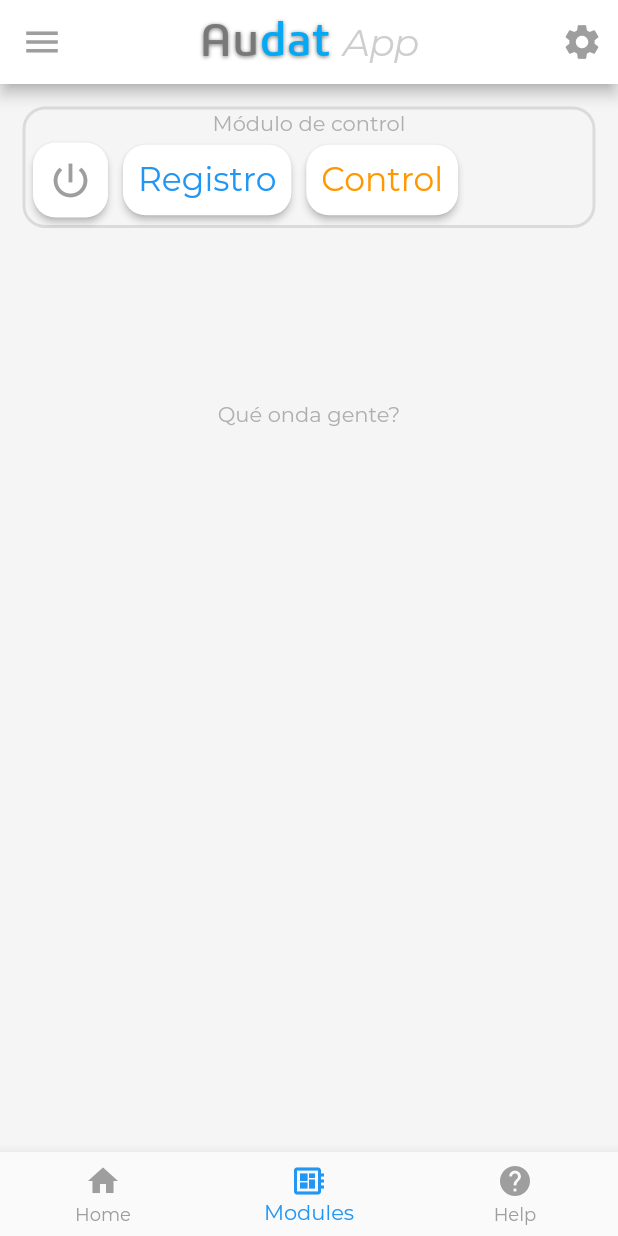
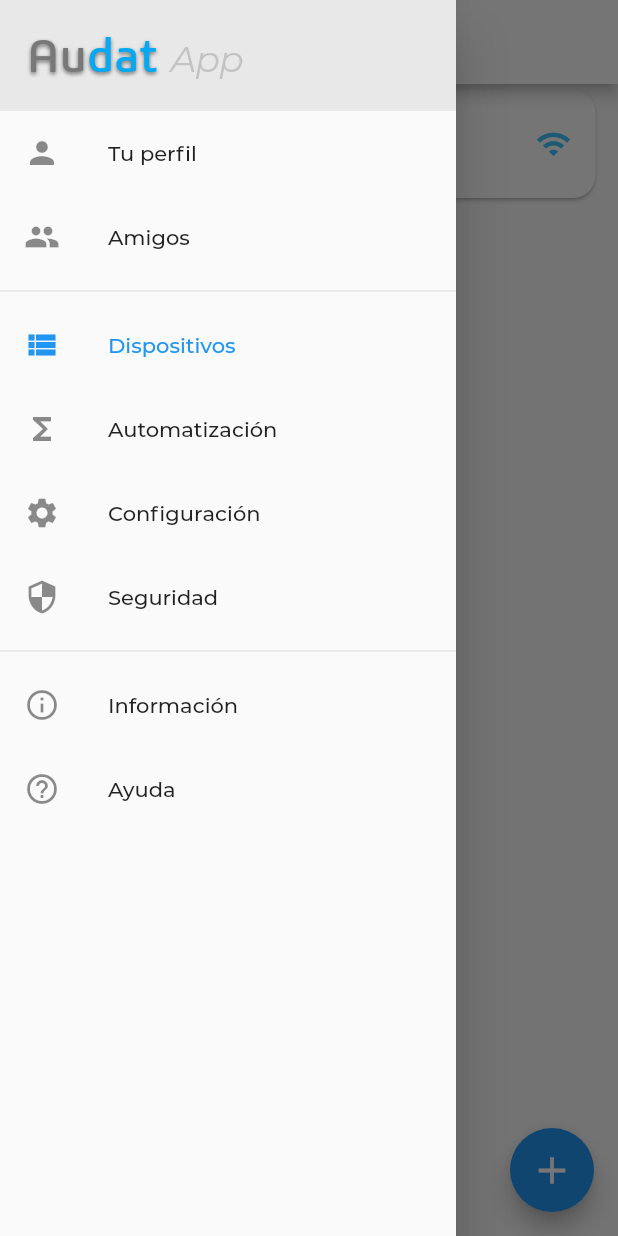
Before and after one commit to Rafdal/project-flutter-audat, a Flutter app: the screen it shows after launch, with the side drawer open (before the commit the screen has no drawer), on a phone screen of 412 x 824 dp. Run offline on Flutter 3.47's test engine with Material 2 defaults, Android fonts, the phone set to English and light mode, and no system bars; our stand-ins replace flutter_spinkit, get_it; network calls fail.

Commit message:
FrontEnd renovado!

```diff
--- a/lib/frontend/classes/AudatButtonData.dart
+++ b/lib/frontend/classes/AudatButtonData.dart
@@ -4,37 +4,47 @@ class AudatButtonData {
 
   final EdgeInsetsGeometry paddingInt, paddingExt;
   final double radius;
+  final double textSize;
   final Color textColor;
   final Color background;
+  final bool outlined;
 
   AudatButtonData({
     this.radius = 8,
+    this.textSize = 18,
     this.paddingExt = const EdgeInsets.all(0),
     this.paddingInt = const EdgeInsets.all(0),
     this.textColor = Colors.grey,
     this.background = Colors.white,
+    this.outlined = false,
   });
 
   const AudatButtonData.only({
     this.paddingInt = const EdgeInsets.all(0),
     this.paddingExt = const EdgeInsets.all(0),
     this.radius = 8,
+    this.textSize = 18,
     this.textColor = Colors.grey,
     this.background = Colors.grey,
+    this.outlined = false,
   });
 
   AudatButtonData copyWith({
     EdgeInsetsGeometry paddingInt, paddingExt,
     double radius,
+    double textSize,
     Color textColor,
     Color background,
+    Color outlined,
   }) {
     return AudatButtonData.only(
       paddingInt: paddingInt ?? this.paddingInt,
       paddingExt: paddingExt ?? this.paddingExt,
       radius: radius ?? this.radius,
+      textSize: textSize ?? this.textSize,
       textColor: textColor ?? this.textColor,
       background: background ?? this.background,
+      outlined: outlined ?? this.outlined,
     );
   }
 
--- a/lib/frontend/screens/modulos_page/modulos_page.dart
+++ b/lib/frontend/screens/Modulos/modulos_page/modulos_page.dart
@@ -1,11 +1,8 @@
-import 'dart:collection';
-import 'dart:convert';
-
 import 'package:flutter/material.dart';
 import 'package:get_it/get_it.dart';
-import 'package:test_flutter_websockets/backend/ModuleControl/ModuleControl.dart';
 import 'package:test_flutter_websockets/backend/websocket.dart';
 import 'package:test_flutter_websockets/frontend/classes/AudatButtonData.dart';
+import 'package:test_flutter_websockets/frontend/screens/Modulos/modulos_page/widgets/ModuloCard.dart';
 import 'package:test_flutter_websockets/frontend/widgets/AudatButton.dart';
 
 class ModulosPage extends StatefulWidget {
@@ -16,23 +13,103 @@ class ModulosPage extends StatefulWidget {
 class _ModulosPageState extends State<ModulosPage> {
 
   AudatButtonData btnData = AudatButtonData(
-    radius: 15,
-    paddingExt: EdgeInsets.all(5),
-    paddingInt: EdgeInsets.all(10),
+    paddingInt: EdgeInsets.all(4),
+    paddingExt: EdgeInsets.symmetric(horizontal: 5),
+    outlined: true,
+    background: null,
+    textSize: 14
   );
 
   WebSocket ws = GetIt.I<WebSocket>();
 
+  int count = 1;
+
+  ScrollController _scrollController = ScrollController(initialScrollOffset: 0);
+
   @override
   void initState() {
     super.initState();
-
   }
 
   @override
   Widget build(BuildContext context) {
+    return Scaffold(
+      floatingActionButton: FloatingActionButton(
+        onPressed: (){},
+        child: Icon(Icons.add, size: 30,),
+      ),
+      body: Container(child: Column(
+        children: <Widget>[
+          Visibility(
+            visible: false,
+            child: Container(
+              color: Color.fromRGBO(220, 220, 220, 1),
+              height: 45,
+              child: Padding(
+                padding: const EdgeInsets.only(left: 10, right: 10),
+                child: Row(
+                  mainAxisAlignment: MainAxisAlignment.spaceBetween,
+                  crossAxisAlignment: CrossAxisAlignment.center,
+                  children: <Widget>[
+                    AudatButton(
+                      child: Row(
+                        children: <Widget>[
+                          Icon(Icons.check),
+                          Text('Seleccionar'),
+                        ],
+                      ),
+                      onPressed: (){},
+                      audatButtonData: btnData,
+                    ),
+                    AudatButton(
+                      child: Row(
+                        children: <Widget>[
+                          Icon(Icons.add),
+                          Text('Agregar'),
+                        ],
+                      ),
+                      onPressed: (){},
+                      audatButtonData: btnData,
+                    ),
+                  ],
+                ),
+              ),
+            ),
+          ),
+          Expanded(
+            child: Container(
+              child: Scrollbar(
+                isAlwaysShown: true,
+                controller: _scrollController,
+                child: ListView.builder(
+                  physics: BouncingScrollPhysics(),
+                  controller: _scrollController,
+                  itemCount: count+1,
+                  itemBuilder: (BuildContext context, int index) {
+                    if (count == index) {
+                      return SizedBox(height: 70,);
+                    } else {
+                      return ModuloCard();
+                    }
+                 },
+                ),
+              ),
+            ),
+          ),
+        ],
+      ),),
+    );
+  }
+}
 
-    return Container(
+
+
+
+
+
+
+/*
+Container(
       child: Column(children: <Widget>[
         Padding(
           padding: const EdgeInsets.all(15.0),
@@ -95,5 +172,5 @@ class _ModulosPageState extends State<ModulosPage> {
         Text('Qué onda gente?', style: TextStyle(color: Colors.grey.withOpacity(0.8)),)
       ],),
     );
-  }
-}
+
+ */
--- /dev/null
+++ b/lib/frontend/screens/Modulos/modulos_page/widgets/ModuloCard.dart
@@ -0,0 +1,76 @@
+import 'package:flutter/material.dart';
+import 'package:test_flutter_websockets/frontend/classes/showPage.dart';
+import 'package:test_flutter_websockets/frontend/screens/Modulos/modulos_control_page/modulos_control_page.dart';
+import 'package:test_flutter_websockets/frontend/widgets/FocusedMenu/focused_menu.dart';
+import 'package:test_flutter_websockets/frontend/widgets/FocusedMenu/modals.dart';
+
+
+
+class ModuloCard extends StatefulWidget {
+  @override
+  _ModuloCardState createState() => _ModuloCardState();
+}
+
+class _ModuloCardState extends State<ModuloCard> {
+  @override
+  Widget build(BuildContext context) {
+
+    return FocusedMenuHolder(
+      menuWidth: 200,
+      // blurSize: 1,
+      // blurBackgroundColor: Colors.white.withOpacity(0.1),
+      blurSize: 6,
+      child: Card(
+        color: Colors.white,
+        elevation: 1,
+        margin: EdgeInsets.fromLTRB(8, 4, 15, 12),
+        shape: RoundedRectangleBorder(borderRadius: BorderRadius.circular(15)),
+        child: Container(
+          child: ListTile(
+            dense: false,
+            // contentPadding: EdgeInsets.zero,
+            title: Text('Casa Zarate', style: TextStyle(color: Colors.black54, fontWeight: FontWeight.w500,)),
+            subtitle: Text('Central de control', style: TextStyle(color: Colors.grey),),
+            leading: Container(
+              width: 60,
+              height: 60,
+              child: Placeholder(color: Colors.grey,)
+            ),
+            trailing: Icon(Icons.wifi, color: Colors.lightBlueAccent,),
+            onTap: (){
+              showPage(context, ModulosControlPage());
+            },
+          ),
+        ),
+      ),
+      menuItems: <FocusedMenuItem>[
+        FocusedMenuItem(
+          title: Text('Info', style: TextStyle(color: Colors.black, fontWeight: FontWeight.w400),),
+          trailingIcon: Icon(Icons.info_outline, color: Colors.black54,),
+          onPressed: (){}
+        ),
+        FocusedMenuItem(
+          title: Text('Agregar módulo', style: TextStyle(color: Colors.black, fontWeight: FontWeight.w400),),
+          trailingIcon: Icon(Icons.add, color: Colors.black54,),
+          onPressed: (){}
+        ),
+        FocusedMenuItem(
+          title: Text('Editar', style: TextStyle(color: Colors.black, fontWeight: FontWeight.w400),),
+          trailingIcon: Icon(Icons.edit, color: Colors.black54,),
+          onPressed: (){}
+        ),
+        FocusedMenuItem(
+          title: Text('Configurar', style: TextStyle(color: Colors.black, fontWeight: FontWeight.w400),),
+          trailingIcon: Icon(Icons.settings, color: Colors.black54,),
+          onPressed: (){}
+        ),
+        FocusedMenuItem(
+          title: Text('Eliminar', style: TextStyle(color: Colors.red, fontWeight: FontWeight.w600),),
+          trailingIcon: Icon(Icons.delete, color: Colors.red,),
+          // backgroundColor: Colors.redAccent.withOpacity(0.6),
+          onPressed: (){},
+        ),
+      ]
+    );
+  }
+}
--- a/lib/frontend/screens/home_page/home_page.dart
+++ b/lib/frontend/screens/home_page/home_page.dart
@@ -3,7 +3,7 @@ import 'package:flutter/material.dart';
 import 'package:test_flutter_websockets/frontend/screens/home_page/widgets/AppBarTitle.dart';
 import 'package:test_flutter_websockets/frontend/screens/home_page/widgets/MenuButton.dart';
 import 'package:test_flutter_websockets/frontend/screens/home_page/widgets/SettingsButton.dart';
-import 'package:test_flutter_websockets/frontend/screens/modulos_page/modulos_page.dart';
+import 'package:test_flutter_websockets/frontend/screens/Modulos/modulos_page/modulos_page.dart';
 import 'package:test_flutter_websockets/frontend/widgets/AudatButton.dart';
 
 class HomePage extends StatefulWidget {
@@ -15,66 +15,85 @@ class HomePage extends StatefulWidget {
 
 class _HomePageState extends State<HomePage> {
 
-  // Controlador de pagina
-  int _currentIndex = 1;
-  PageController _pageController;
-    @override
-  void initState() {
-    super.initState();
-    _pageController = PageController(initialPage: 1);
-  }
-  @override
-  void dispose() {
-    _pageController.dispose();
-    super.dispose();
-  }
+  int menuId = 2;
 
   @override
   Widget build(BuildContext context) {
     return Scaffold(
       appBar: AppBar(
-        title: AppBarTitle(), centerTitle: true, backgroundColor: Colors.white,
-        actions: <Widget>[SettingsButton()],
-        leading: MenuButton(),
+        title: Text('Dispositivos', style: TextStyle(color: Colors.grey),), centerTitle: true, backgroundColor: Colors.white,
+        // actions: <Widget>[SettingsButton()],
+        iconTheme: IconThemeData(color: Colors.grey),
+        // leading: MenuButton(),
       ),
-      body: SizedBox.expand(
-        child: PageView(
-          physics: NeverScrollableScrollPhysics(),
-          controller: _pageController,
-          onPageChanged: (index) {
-            setState(() => _currentIndex = index);
-          },
+      body: ModulosPage(),
+      backgroundColor: Color.fromRGBO(245, 245, 245, 1),
+      drawerEdgeDragWidth: 35,
+      drawer: Drawer(
+        child: ListView(
           children: <Widget>[
-            Container(),
-            ModulosPage(),
-            Container(),
+            // DrawerHeader(child: , margin: EdgeInsets.zero,),
+            Container(
+              color: Colors.grey.withOpacity(0.2),
+              child: Padding(
+                padding: const EdgeInsets.only(top: 18.0, left: 18, bottom: 14),
+                child: AppBarTitle(title: 'App',),
+              ),
+            ),
+            // Divider(thickness: 1.5,),
+            CustomMenuTile(0, 'Tu perfil', Icons.person, menuId, (){
+
+            }),
+            CustomMenuTile(1 ,'Amigos', Icons.group, menuId, (){
+
+            }),
+            Divider(),
+            CustomMenuTile(2 ,'Dispositivos', Icons.view_list, menuId, (){
+
+            }),
+            CustomMenuTile(3 ,'Automatización', Icons.functions, menuId, (){
+
+            }),
+            CustomMenuTile(4 ,'Configuración', Icons.settings, menuId, (){
+
+            }),
+            CustomMenuTile(5 ,'Seguridad', Icons.security, menuId, (){
+
+            }),
+            Divider(),
+            CustomMenuTile(6 ,'Información', Icons.info_outline, menuId, (){
+
+            }),
+            CustomMenuTile(7 ,'Ayuda', Icons.help_outline, menuId, (){
+
+            }),
           ],
         ),
-      ),
-      backgroundColor: Color.fromRGBO(245, 245, 245, 1),
-      bottomNavigationBar: BottomNavigationBar(
-        unselectedItemColor: Colors.grey,
-        type: BottomNavigationBarType.fixed,
-        currentIndex: _currentIndex,
-        onTap: (index) {
-          setState(() => _currentIndex = index);
-          _pageController.animateToPage(index, duration: Duration(milliseconds: 300), curve: Curves.linearToEaseOut);
-        },
-        items: <BottomNavigationBarItem>[
-          BottomNavigationBarItem(
-            title: Text('Home'),
-            icon: Icon(Icons.home),
-          ),
-          BottomNavigationBarItem(
-            title: Text('Modules'),
-            icon: Icon(Icons.developer_board),
-          ),
-          BottomNavigationBarItem(
-            title: Text('Help'),
-            icon: Icon(Icons.help),
-          ),
-        ],
       ),
     );
   }
 }
+
+class CustomMenuTile extends StatelessWidget {
+
+  String title;
+  IconData icon;
+  Function onTap;
+  bool selected;
+  int id, currentId;
+
+  CustomMenuTile(this.id, this.title, this.icon, this.currentId, this.onTap);
+
+  @override
+  Widget build(BuildContext context) {
+    return InkWell(
+      splashColor: Colors.lightBlueAccent,
+      onTap: onTap,
+      child: ListTile(
+        title: Text(title),
+        leading: Icon(icon),
+        selected: id == currentId,
+      ),
+    );
+  }
+}
--- a/lib/frontend/screens/home_page/widgets/AppBarTitle.dart
+++ b/lib/frontend/screens/home_page/widgets/AppBarTitle.dart
@@ -1,7 +1,7 @@
 import 'package:flutter/material.dart';
 
 class AppBarTitle extends StatelessWidget {
-  const AppBarTitle({Key key}) : super(key: key);
+  const AppBarTitle({Key key, this.title}) : super(key: key);
 
   final Shadow shadow = const Shadow(
     color: Colors.black54,
@@ -10,6 +10,7 @@ class AppBarTitle extends StatelessWidget {
   );
 
   final double size = 32;
+  final String title;
 
   @override
   Widget build(BuildContext context) {
@@ -27,11 +28,11 @@ class AppBarTitle extends StatelessWidget {
           color: Colors.lightBlue,
           shadows: [shadow]
         )),
-        TextSpan(text: 'App', style: TextStyle(
+        TextSpan(text: title, style: TextStyle(
           fontFamily: 'Montserrat',
           fontStyle: FontStyle.italic,
           letterSpacing: -0.5,
-          fontSize: 25,
+          fontSize: 24,
           color: Colors.grey.withOpacity(0.5),
           // shadows: [shadow]
         )),
--- a/lib/frontend/widgets/AudatButton.dart
+++ b/lib/frontend/widgets/AudatButton.dart
@@ -29,11 +29,13 @@ class AudatButton extends StatelessWidget {
           color: audatButtonData == null ? Colors.grey : audatButtonData.textColor,
           fontFamily: 'Montserrat',
           fontWeight: FontWeight.w400,
-          fontSize: 22
+          fontSize: audatButtonData == null ? 22 : audatButtonData.textSize
         ),
         fillColor: audatButtonData == null ? Colors.white : audatButtonData.background, // audatButtonData.radius ??
         shape: RoundedRectangleBorder(
-          borderRadius: BorderRadius.circular(audatButtonData == null ? 8 : audatButtonData.radius), side: BorderSide(color: Colors.grey,style: BorderStyle.none)),
+          borderRadius: BorderRadius.circular(audatButtonData == null ? 8 : audatButtonData.radius),
+          side: BorderSide(color: Colors.grey, style: audatButtonData.outlined? BorderStyle.solid : BorderStyle.none)
+        ),
       ),
     );
   }
--- /dev/null
+++ b/lib/frontend/widgets/FocusedMenu/modals.dart
@@ -0,0 +1,14 @@
+import 'package:flutter/material.dart';
+
+class FocusedMenuItem {
+  Color backgroundColor;
+  Widget title;
+  Icon trailingIcon;
+  Function onPressed;
+
+  FocusedMenuItem(
+      {this.backgroundColor,
+      @required this.title,
+      this.trailingIcon,
+      @required this.onPressed});
+}
--- a/lib/main.dart
+++ b/lib/main.dart
@@ -17,6 +17,7 @@ void main() {
       print('WS Connected');
     });
 
+    // ! TEST
     ws.on('module:control', (data){
       print('[CONTROL PACKET]: $data');
     });
@@ -25,8 +26,10 @@ void main() {
     getIt.registerSingleton<WebSocket>(ws); // Guardo el objeto para poder acceder desde otros widgets sin tener que pasarlo como parámetro
 
     runApp(MaterialApp(
+      themeMode: ThemeMode.system,
       theme: ThemeData(
-        fontFamily: 'Montserrat'
+        fontFamily: 'Montserrat',
+        primaryColor: Colors.blue,
       ),
       debugShowCheckedModeBanner: false,
       initialRoute: '/',
```
Also changed, not shown: lib/frontend/classes/showPage.dart (added, +26 -0 lines), lib/frontend/screens/Modulos/modulos_control_page/modulos_control_page.dart (added, +90 -0 lines), lib/frontend/widgets/FocusedMenu/focused_menu.dart (added, +263 -0 lines).
